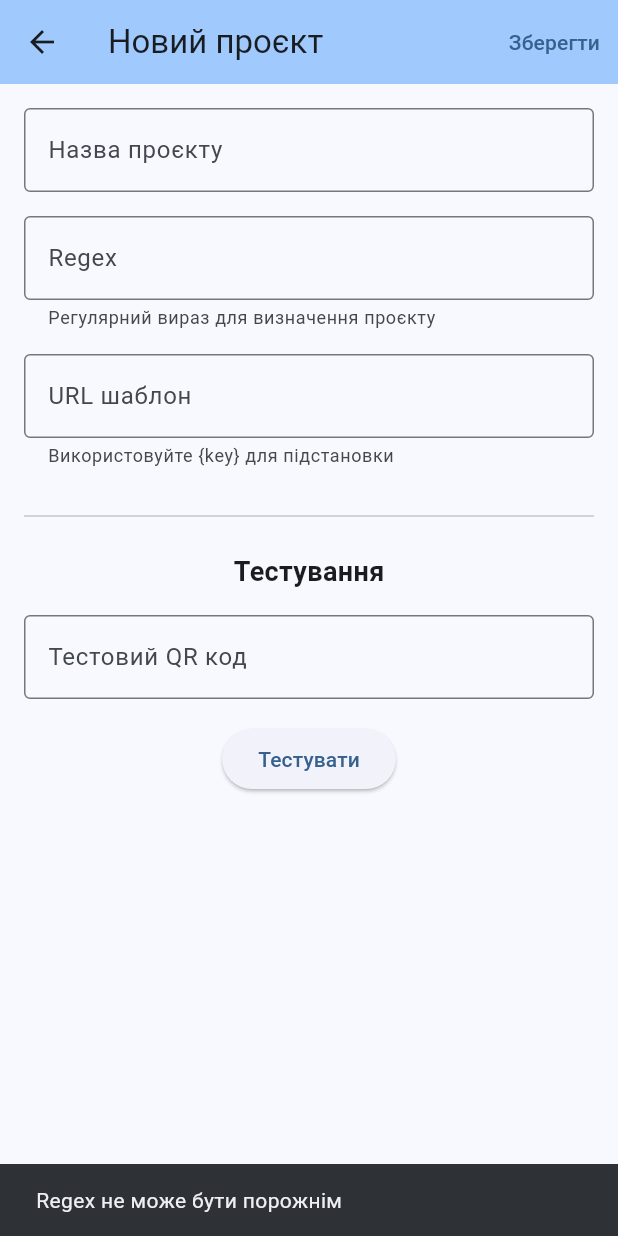
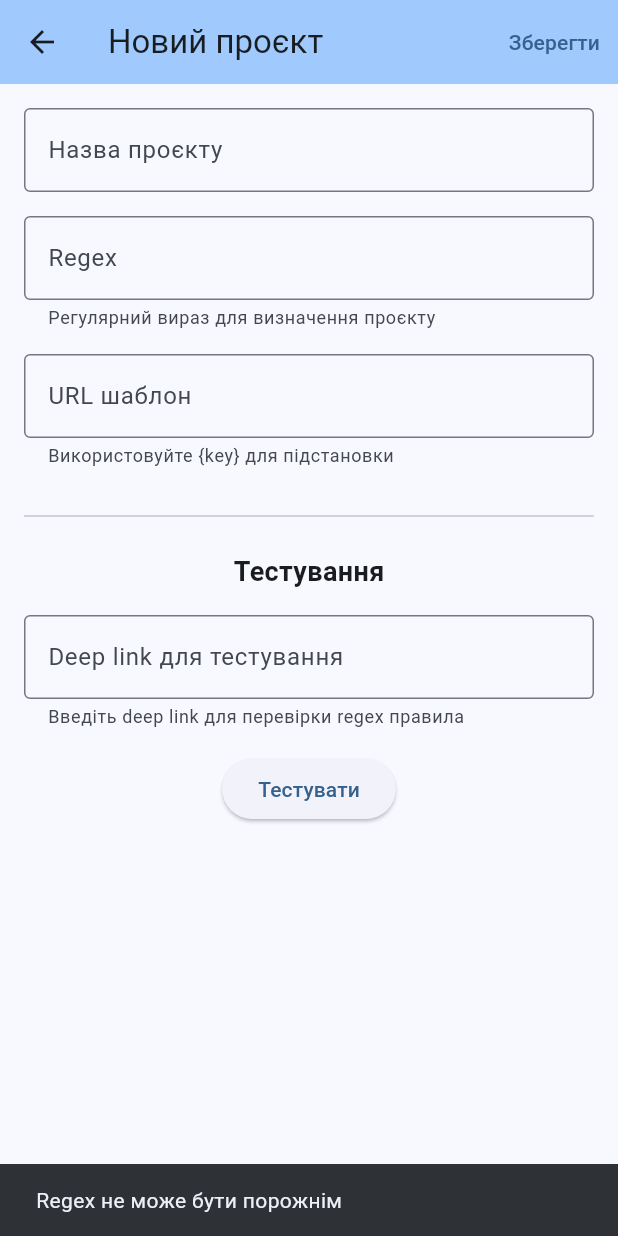
Before and after one commit to dmsolop/qr_redirector, a Flutter app: the ProjectEditScreen screen opened directly with empty values, after a tap on "Тестувати", on a phone screen of 412 x 824 dp. Run offline on Flutter 3.47's test engine with Material 3 defaults, Android fonts, the phone set to English and light mode, and no system bars; our stand-ins replace local_auth, shared_preferences; accounts and stored records are empty.

Commit message:
Update project edit screen: change test field label from 'Тестове значення' to 'Deep link для тестування'

```diff
--- a/lib/screens/project_edit_screen.dart
+++ b/lib/screens/project_edit_screen.dart
@@ -103,7 +103,7 @@ class _ProjectEditScreenState extends State<ProjectEditScreen> with RouteAware {
 
       if (result == null) {
         ScaffoldMessenger.of(context).showSnackBar(
-          const SnackBar(content: Text('Regex не співпадає з тестовим QR кодом')),
+          const SnackBar(content: Text('Regex не співпадає з тестовим значенням')),
         );
       }
     } catch (e) {
@@ -216,9 +216,10 @@ class _ProjectEditScreenState extends State<ProjectEditScreen> with RouteAware {
             TextField(
               controller: _testController,
               decoration: const InputDecoration(
-                labelText: 'Тестовий QR код',
+                labelText: 'Deep link для тестування',
                 hintText: 'reich://1234',
                 border: OutlineInputBorder(),
+                helperText: 'Введіть deep link для перевірки regex правила',
               ),
             ),
             const SizedBox(height: 16),
```
Also changed, not shown: assets/icon/icon.png (deleted), assets/icon/icon_foreground.png (deleted), assets/icon/icon_foreground_new.png (deleted), assets/icon/icon_foreground_old.png (deleted).
